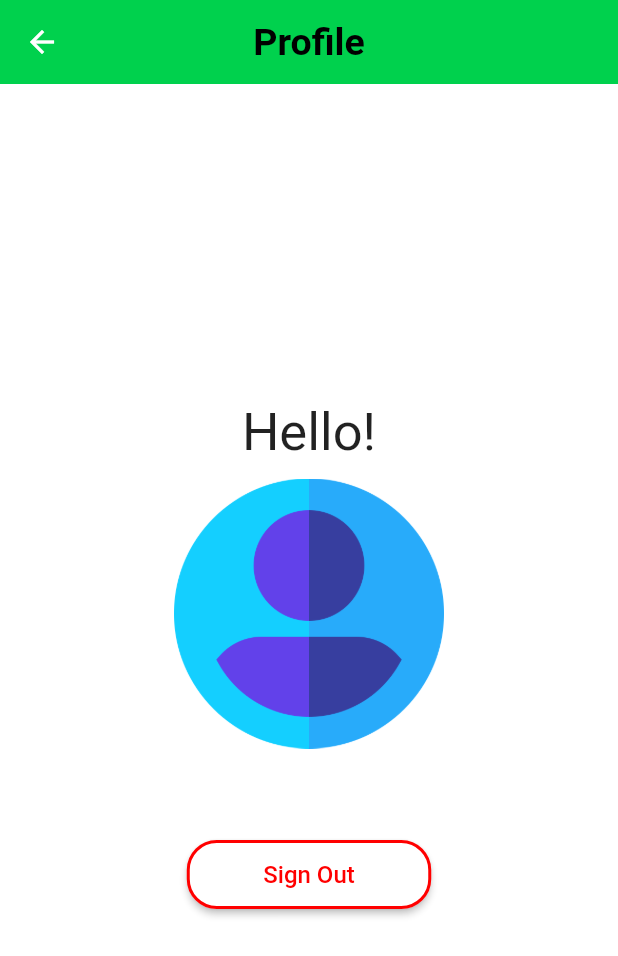
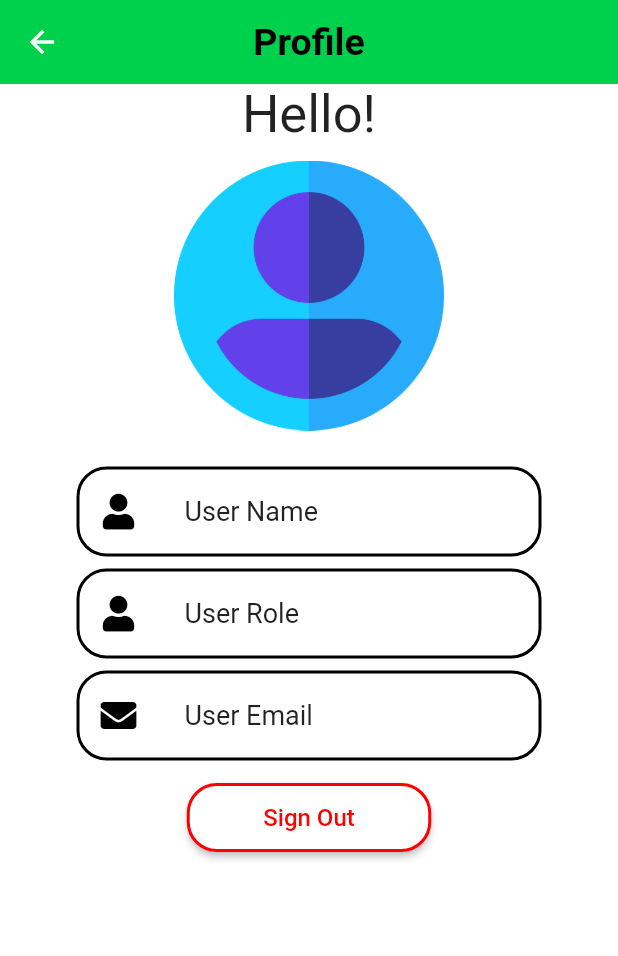
Before and after one commit to RezaTrist/warehouse_app, a Flutter app: the ProfilePage screen opened by its route, on a phone screen of 412 x 824 dp. Shown: the top 956 px of the screen. Run offline on Flutter 3.47's test engine with Material 2 defaults, Android fonts, the phone set to English and light mode, and no system bars; our stand-ins replace bloc, equatable, firebase_auth, firebase_core, flutter_bloc, flutter_form_builder and 3 more; missing offline and left inert: form_builder_file_picker; accounts and stored records are empty; network calls fail.

Commit message:
UpdateProduct bug

```diff
--- a/lib/views/dashboard/product/detail_product/add_product_page.dart
+++ b/lib/views/dashboard/product/detail_product/add_product_page.dart
@@ -56,13 +56,6 @@ class _AddProductPageState extends State<AddProductPage>
         context: context,
         builder: (BuildContext context) {
           return SpinKitFadingCircle(
-            // itemBuilder: (BuildContext context, int index) {
-            //   return DecoratedBox(
-            //     decoration: BoxDecoration(
-            //       color: index.isEven ? Colors.white : Colors.green,
-            //     ),
-            //   );
-            // },
             color: Colors.green[700],
             size: 50,
             controller: AnimationController(
@@ -106,9 +99,11 @@ class _AddProductPageState extends State<AddProductPage>
                         BlocListener<AddProductBloc, AddProductState>(
                       listener: (context, state) {
                         if (state is AddProductLoading) {
-                          print('Loading...');
                           _showLoading();
                         } else if (state is AddProductDone) {
+                          Navigator.of(context).pop();
+                          Navigator.of(context)
+                              .pushReplacementNamed('/product');
                           _showSnackbar();
                         }
                       },
@@ -338,11 +333,6 @@ class _AddProductPageState extends State<AddProductPage>
         ),
         onPressed: () {
           if (_prodKey.currentState!.saveAndValidate()) {
-            // print(_prodKey.currentState!.value['type'].runtimeType);
-            // print(_prodKey.currentState!.value['name'].runtimeType);
-            // print(_prodKey.currentState!.value['price'].runtimeType);
-            // print(_prodKey.currentState!.value['image'].runtimeType);
-
             _addProductBloc.add(NewProduct(
                 typeId: _prodKey.currentState!.value['type'],
                 name: _prodKey.currentState!.value['name'],
--- a/lib/views/dashboard/product/detail_product/upd_product_page.dart
+++ b/lib/views/dashboard/product/detail_product/upd_product_page.dart
@@ -199,7 +199,15 @@ class _UpdateProductPage extends State<UpdateProductPage> {
                 ),
                 productPrice(context),
                 productName(context),
-                typeProductDropdown(),
+                BlocBuilder<IdProductBloc, IdProductState>(
+                  builder: (context, state) {
+                    if (state is IdProductDone) {
+                      return typeProductDropdown(
+                          state.productId.data!.productTypeId);
+                    }
+                    return Container();
+                  },
+                ),
                 uploadImage(),
                 saveButton(),
               ],
@@ -222,9 +230,10 @@ class _UpdateProductPage extends State<UpdateProductPage> {
           if (state is IdProductDone) {
             return Container(
               child: FormBuilderTextField(
+                initialValue: '${state.productId.data!.singlePrice}',
                 name: 'price',
                 decoration: InputDecoration(
-                  hintText: '${state.productId.data!.singlePrice}',
+                  // hintText: '${state.productId.data!.singlePrice}',
                   prefixIcon: Icon(
                     FontAwesomeIcons.tag,
                     color: Colors.black,
@@ -261,9 +270,10 @@ class _UpdateProductPage extends State<UpdateProductPage> {
           if (state is IdProductDone) {
             return Container(
               child: FormBuilderTextField(
+                initialValue: '${state.productId.data!.productName}',
                 name: 'name',
                 decoration: InputDecoration(
-                  hintText: '${state.productId.data!.productName}',
+                  // hintText: '${state.productId.data!.productName}',
                   prefixIcon: Icon(
                     FontAwesomeIcons.cubes,
                     color: Colors.black,
@@ -287,7 +297,7 @@ class _UpdateProductPage extends State<UpdateProductPage> {
     );
   }
 
-  Widget typeProductDropdown() {
+  Widget typeProductDropdown(int? initialValue) {
     return Padding(
       padding: const EdgeInsets.only(
         left: 25,
@@ -313,17 +323,10 @@ class _UpdateProductPage extends State<UpdateProductPage> {
                     ),
                   ),
                 ),
-                hint: BlocBuilder<IdProductBloc, IdProductState>(
-                  builder: (context, state) {
-                    if (state is IdProductDone) {
-                      return Text('${state.productId.data!.productTypeName}');
-                    }
-                    return Container();
-                  },
-                ),
                 validator: FormBuilderValidators.compose([
                   FormBuilderValidators.required(context),
                 ]),
+                initialValue: initialValue,
                 items: state.type.map((ProductType item) {
                   return DropdownMenuItem(
                     child: Text('${item.type}'),
@@ -359,7 +362,10 @@ class _UpdateProductPage extends State<UpdateProductPage> {
         right: 25,
         bottom: 10,
       ),
-      child: Container(
+      child: BlocBuilder<IdProductBloc, IdProductState>(
+        builder: (context, state) {
+          if (state is IdProductDone) {
+            return Container(
               child: FormBuilderFilePicker(
                 name: 'image',
                 decoration: InputDecoration(
@@ -387,6 +393,10 @@ class _UpdateProductPage extends State<UpdateProductPage> {
                   FormBuilderValidators.required(context),
                 ]),
               ),
+            );
+          }
+          return Container();
+        },
       ),
     );
   }
@@ -410,23 +420,6 @@ class _UpdateProductPage extends State<UpdateProductPage> {
         ),
         onPressed: () {
           _showAlertDialog();
-          // if (_updateKey.currentState!.saveAndValidate()) {
-          //   _updateProductBloc.add(UpdateProduct(
-          //       typeId: _updateKey.currentState!.value['type'],
-          //       name: _updateKey.currentState!.value['name'],
-          //       price: _updateKey.currentState!.value['price'],
-          //       imageType: (_updateKey.currentState!.value['image']
-          //               as List<PlatformFile>)
-          //           .first
-          //           .extension!,
-          //       image64: (_updateKey.currentState!.value['image']
-          //               as List<PlatformFile>)
-          //           .first
-          //           .bytes!,
-          //       firebaseUid:
-          //           BlocProvider.of<AuthenticationBloc>(context).user.uid,
-          //       productId: widget.productId));
-          // }
         },
         child: Text(
           'Save',
--- a/lib/views/dashboard/profile/profile_page.dart
+++ b/lib/views/dashboard/profile/profile_page.dart
@@ -1,7 +1,9 @@
 import 'package:flutter/cupertino.dart';
 import 'package:flutter/material.dart';
 import 'package:flutter_bloc/flutter_bloc.dart';
+import 'package:font_awesome_flutter/font_awesome_flutter.dart';
 import 'package:warehouse_app/blocs/authentication_bloc/authentication_bloc.dart';
+import 'package:warehouse_app/repo/repositories/user_repo/firebase_auth_repository.dart';
 
 class ProfilePage extends StatefulWidget {
   const ProfilePage({Key? key}) : super(key: key);
@@ -11,6 +13,8 @@ class ProfilePage extends StatefulWidget {
 }
 
 class _ProfilePageState extends State<ProfilePage> {
+  FirebaseAuthRepo firebaseAuthRepo = FirebaseAuthRepo();
+
   @override
   Widget build(BuildContext context) {
     return Scaffold(
@@ -29,8 +33,11 @@ class _ProfilePageState extends State<ProfilePage> {
       ),
       backgroundColor: Colors.white,
       body: Center(
+        child: Container(
+          alignment: Alignment.center,
           child: Column(
-          mainAxisAlignment: MainAxisAlignment.center,
+            // crossAxisAlignment: CrossAxisAlignment.start,
+            // mainAxisAlignment: MainAxisAlignment.center,
             children: [
               Text(
                 'Hello!',
@@ -42,7 +49,7 @@ class _ProfilePageState extends State<ProfilePage> {
               Padding(
                 padding: const EdgeInsets.only(
                   top: 10,
-                bottom: 40,
+                  bottom: 20,
                 ),
                 child: SizedBox(
                   width: 180,
@@ -50,9 +57,125 @@ class _ProfilePageState extends State<ProfilePage> {
                   child: Image.asset('assets/images/user1.png'),
                 ),
               ),
-            Padding(
-              padding: const EdgeInsets.only(top: 20, bottom: 5),
-              child: new Container(
+              userName(),
+              userRole(),
+              userEmail(),
+              signOutButton(),
+            ],
+          ),
+        ),
+      ),
+    );
+  }
+
+  Widget userName() {
+    return Card(
+      shape: RoundedRectangleBorder(
+        borderRadius: BorderRadius.circular(20),
+        side: BorderSide(
+          color: Color.fromRGBO(0, 0, 0, 1),
+          width: 2,
+        ),
+      ),
+      elevation: 0,
+      child: SizedBox(
+        width: 310,
+        height: 60,
+        child: Column(
+          mainAxisAlignment: MainAxisAlignment.center,
+          children: [
+            const ListTile(
+              leading: Icon(
+                FontAwesomeIcons.solidUser,
+                color: Colors.black,
+              ),
+              title: Text(
+                'User Name',
+                style: TextStyle(
+                  fontSize: 18,
+                ),
+              ),
+            ),
+          ],
+        ),
+      ),
+    );
+  }
+
+  Widget userRole() {
+    return Card(
+      shape: RoundedRectangleBorder(
+        borderRadius: BorderRadius.circular(20),
+        side: BorderSide(
+          color: Color.fromRGBO(0, 0, 0, 1),
+          width: 2,
+        ),
+      ),
+      elevation: 0,
+      child: SizedBox(
+        width: 310,
+        height: 60,
+        child: Column(
+          mainAxisAlignment: MainAxisAlignment.center,
+          children: [
+            const ListTile(
+              leading: Icon(
+                FontAwesomeIcons.solidUser,
+                color: Colors.black,
+              ),
+              title: Text(
+                'User Role',
+                style: TextStyle(
+                  fontSize: 18,
+                ),
+              ),
+            ),
+          ],
+        ),
+      ),
+    );
+  }
+
+  Widget userEmail() {
+    return Card(
+      shape: RoundedRectangleBorder(
+        borderRadius: BorderRadius.circular(20),
+        side: BorderSide(
+          color: Color.fromRGBO(0, 0, 0, 1),
+          width: 2,
+        ),
+      ),
+      elevation: 0,
+      child: SizedBox(
+        width: 310,
+        height: 60,
+        child: Column(
+          mainAxisAlignment: MainAxisAlignment.center,
+          children: [
+            const ListTile(
+              leading: Icon(
+                FontAwesomeIcons.solidEnvelope,
+                color: Colors.black,
+              ),
+              title: Text(
+                'User Email',
+                style: TextStyle(
+                  fontSize: 18,
+                ),
+              ),
+            ),
+          ],
+        ),
+      ),
+    );
+  }
+
+  Widget signOutButton() {
+    return Padding(
+      padding: const EdgeInsets.only(
+        top: 10,
+      ),
+      child: Container(
         alignment: Alignment.center,
         child: ElevatedButton(
           style: ElevatedButton.styleFrom(
@@ -65,10 +188,10 @@ class _ProfilePageState extends State<ProfilePage> {
               ),
             ),
             primary: Colors.white,
+            elevation: 2,
           ),
           onPressed: () {
-                    BlocProvider.of<AuthenticationBloc>(context)
-                        .add(LogoutRequested());
+            BlocProvider.of<AuthenticationBloc>(context).add(LogoutRequested());
           },
           child: Text(
             'Sign Out',
@@ -79,10 +202,6 @@ class _ProfilePageState extends State<ProfilePage> {
           ),
         ),
       ),
-            ),
-          ],
-        ),
-      ),
     );
   }
 }
```
Lines whose indentation alone changed are shown as unchanged.
